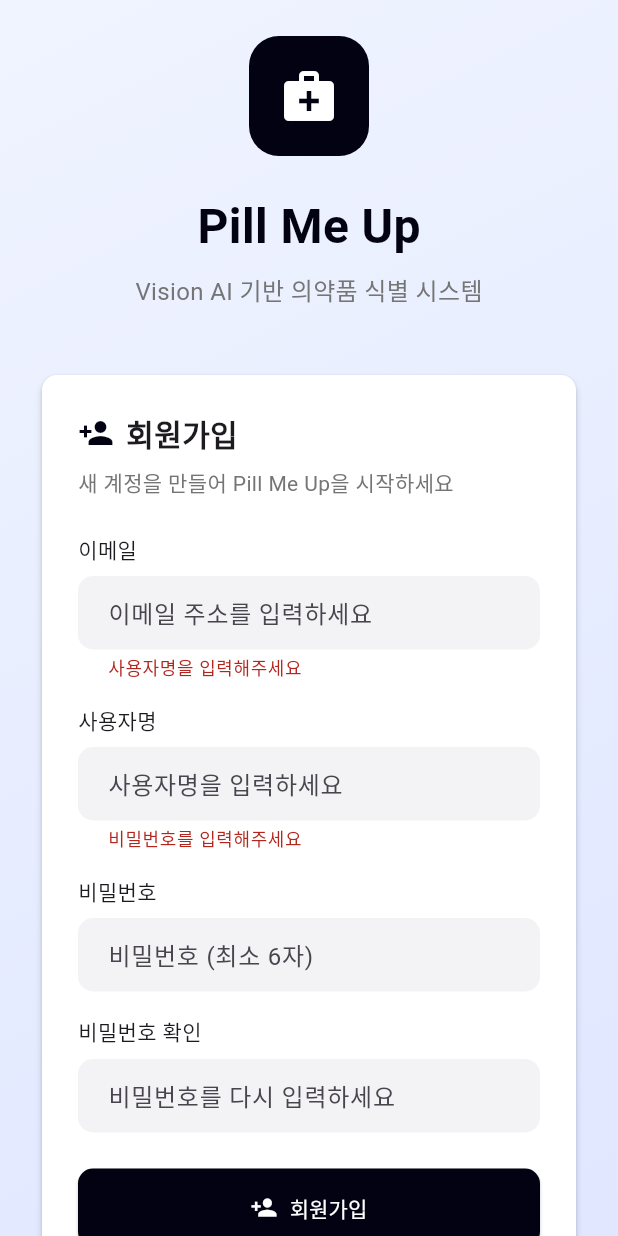
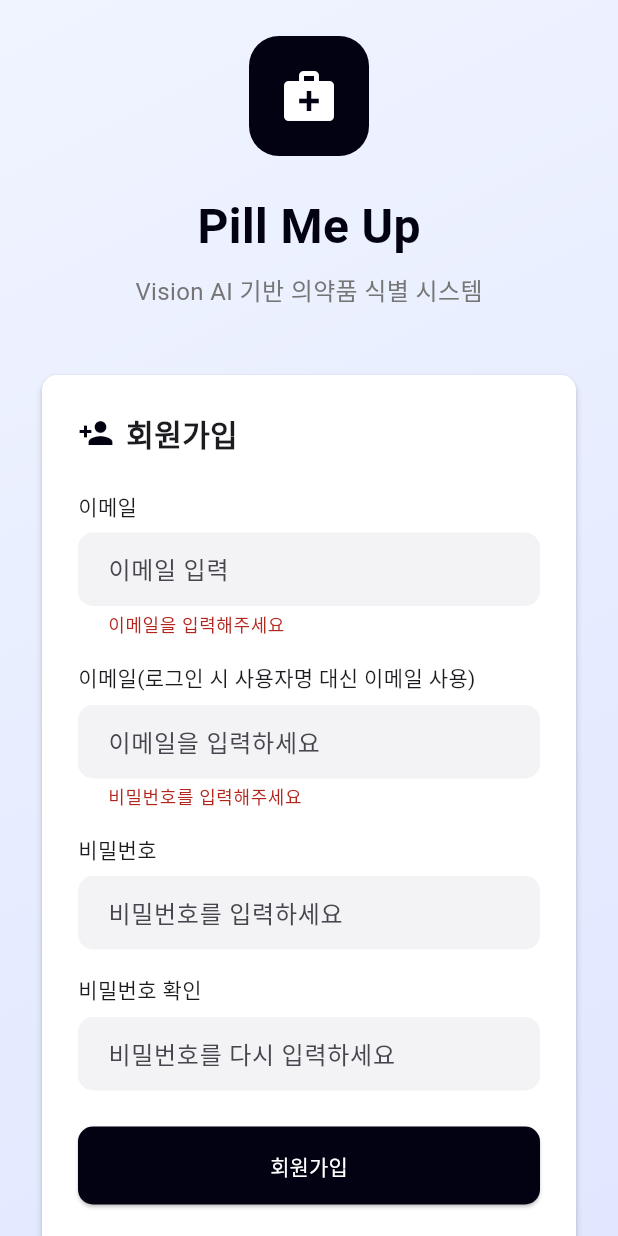
Before and after one commit to Capstone-Design-2-Pill-Me-Up/pillmeup-fe, a Flutter app: the screen it shows after launch, after a tap on "로그인", after a tap on "계정이 없으신가요? 회원가입", on a phone screen of 412 x 824 dp. Run offline on Flutter 3.47's test engine with Material 3 defaults, Android fonts, the phone set to English and light mode, and no system bars; our stand-ins replace dio, flutter_secure_storage, image_picker.

Commit message:
로그인/회원가입 연동

```diff
--- a/capstone/lib/login_page.dart
+++ b/capstone/lib/login_page.dart
@@ -1,4 +1,6 @@
 import 'package:flutter/material.dart';
+import 'package:dio/dio.dart';
+import 'package:flutter_secure_storage/flutter_secure_storage.dart';
 
 enum AuthMode { login, signup }
 
@@ -20,40 +22,119 @@ class _LoginPageState extends State<LoginPage> {
   final TextEditingController _confirmPasswordController = TextEditingController();
   final TextEditingController _emailController = TextEditingController();
 
-  void handleSubmit() {
+  final Dio _dio = Dio(BaseOptions(
+    baseUrl: 'https://wonsandbox.cloud/api',
+    connectTimeout: const Duration(seconds: 10),
+    receiveTimeout: const Duration(seconds: 10),
+    headers: {'Content-Type': 'application/json'},
+  ));
+
+  final _storage = const FlutterSecureStorage();
+
+  Future<void> handleSubmit() async {
     if (!_formKey.currentState!.validate()) return;
 
-    if (authMode == AuthMode.signup) {
-      // 회원가입 유효성 검사
-      if (_passwordController.text != _confirmPasswordController.text) {
-        ScaffoldMessenger.of(context).showSnackBar(
-          SnackBar(content: Text('비밀번호가 일치하지 않습니다.')),
-        );
+    print('🟢 handleSubmit() 호출됨');
+    bool valid = _formKey.currentState!.validate();
+    print('✅ 폼 검증 결과: $valid');
+    if (!valid) {
+      print('❌ 폼 유효성 실패, 요청 중단');
+      return;
+    }
+
+    print('🛰️ 로그인 시도 시작');
+
+    try {
+      // 회원가입 모드일 경우
+      if (authMode == AuthMode.signup) {
+        print('🧩 회원가입 요청 보냄...');
+        final res = await _dio.post('/auth/sign-up', data: {
+          'email': _emailController.text.trim(),
+          'password': _passwordController.text.trim(),
+          'name': _usernameController.text.trim(),
+        });
+
+        print('📩 회원가입 응답: ${res.statusCode} → ${res.data}');
+
+        if (res.statusCode == 200 && res.data['result'] == 'SUCCESS') {
+          ScaffoldMessenger.of(context).showSnackBar(
+            const SnackBar(content: Text('회원가입 성공 ✅ 이제 로그인하세요.')),
+          );
+          setState(() => authMode = AuthMode.login);
+        } else {
+          ScaffoldMessenger.of(context).showSnackBar(
+            SnackBar(
+              content: Text(
+                '회원가입 실패: ${res.data['error'] ?? '서버 응답 오류'}',
+              ),
+            ),
+          );
+        }
         return;
       }
-      if (_passwordController.text.length < 6) {
+
+      // 로그인 모드일 경우
+      print('🔐 로그인 요청 보냄...');
+      final res = await _dio.post('/auth/sign-in', data: {
+        'email': _usernameController.text.trim(),
+        'password': _passwordController.text.trim(),
+      });
+
+      print('📩 로그인 응답 코드: ${res.statusCode}');
+      print('📩 로그인 응답 데이터: ${res.data}');
+
+      // ✅ 로그인 성공일 때만 다음 화면 이동
+      if (res.statusCode == 200 && res.data['result'] == 'SUCCESS') {
+        final token = res.data['data']?['accessToken'];
+
+        if (token != null && token.isNotEmpty) {
+          await _storage.write(key: 'accessToken', value: token);
+          ScaffoldMessenger.of(context).showSnackBar(
+            const SnackBar(content: Text('로그인 성공 ✅')),
+          );
+          print('✅ 로그인 성공, 토큰 저장 완료');
+          widget.onLogin(_usernameController.text); // ✅ 성공 시에만 호출
+        } else {
+          print('❌ 로그인 실패 - accessToken 없음');
+          ScaffoldMessenger.of(context).showSnackBar(
+            const SnackBar(content: Text('로그인 실패: 토큰이 없습니다.')),
+          );
+        }
+      } else {
+        print('❌ 로그인 실패 응답: ${res.data}');
+        final err = res.data['error'] ?? '잘못된 자격 정보입니다.';
         ScaffoldMessenger.of(context).showSnackBar(
-          SnackBar(content: Text('비밀번호는 최소 6자리 이상이어야 합니다.')),
+          SnackBar(content: Text('로그인 실패: $err')),
         );
-        return;
       }
-      if (!_emailController.text.contains('@')) {
+    } on DioException catch (e) {
+      // Dio 전용 예외 (서버 응답 or 연결 실패)
+      if (e.response != null) {
+        print('🚨 Dio 예외 발생: ${e.response?.statusCode}');
+        print('🚨 Dio 응답 데이터: ${e.response?.data}');
         ScaffoldMessenger.of(context).showSnackBar(
-          SnackBar(content: Text('유효한 이메일 주소를 입력해주세요.')),
+          SnackBar(content: Text('서버 오류: ${e.response?.statusCode}')),
         );
-        return;
+      } else {
+        print('🚨 네트워크 예외: ${e.message}');
+        ScaffoldMessenger.of(context).showSnackBar(
+          SnackBar(content: Text('서버 연결 실패: ${e.message}')),
+        );
       }
-    }
-
-    if (_usernameController.text.trim().isNotEmpty) {
-      widget.onLogin(_usernameController.text);
+    } catch (e, s) {
+      // 기타 예외
+      print('🚨 알 수 없는 예외 발생: $e');
+      print('Stack: $s');
+      ScaffoldMessenger.of(context).showSnackBar(
+        SnackBar(content: Text('예외 발생: $e')),
+      );
     }
   }
+
 
   void toggleAuthMode() {
     setState(() {
       authMode = authMode == AuthMode.login ? AuthMode.signup : AuthMode.login;
-      // 폼 초기화
       _usernameController.clear();
       _passwordController.clear();
       _confirmPasswordController.clear();
@@ -65,7 +146,7 @@ class _LoginPageState extends State<LoginPage> {
   Widget build(BuildContext context) {
     return Scaffold(
       body: Container(
-        decoration: BoxDecoration(
+        decoration: const BoxDecoration(
           gradient: LinearGradient(
             begin: Alignment.topLeft,
             end: Alignment.bottomRight,
@@ -78,11 +159,11 @@ class _LoginPageState extends State<LoginPage> {
         child: SafeArea(
           child: Center(
             child: SingleChildScrollView(
-              padding: EdgeInsets.all(24),
+              padding: const EdgeInsets.all(24),
               child: Column(
                 mainAxisAlignment: MainAxisAlignment.center,
                 children: [
-                  // 앱 로고 및 제목
+                  // 로고
                   Container(
                     width: 80,
                     height: 80,
@@ -90,214 +171,109 @@ class _LoginPageState extends State<LoginPage> {
                       color: Theme.of(context).primaryColor,
                       borderRadius: BorderRadius.circular(20),
                     ),
-                    child: Icon(
-                      Icons.medical_services,
-                      color: Colors.white,
-                      size: 40,
-                    ),
+                    child: const Icon(Icons.medical_services, color: Colors.white, size: 40),
                   ),
-                  SizedBox(height: 24),
-                  Text(
-                    'Pill Me Up',
-                    style: TextStyle(
-                      fontSize: 32,
-                      fontWeight: FontWeight.bold,
-                      color: Theme.of(context).primaryColor,
-                    ),
-                  ),
-                  SizedBox(height: 8),
-                  Text(
-                    'Vision AI 기반 의약품 식별 시스템',
-                    style: TextStyle(
-                      fontSize: 16,
-                      color: Colors.grey[600],
-                    ),
-                  ),
-                  SizedBox(height: 40),
+                  const SizedBox(height: 24),
+                  Text('Pill Me Up',
+                      style: TextStyle(
+                        fontSize: 32,
+                        fontWeight: FontWeight.bold,
+                        color: Theme.of(context).primaryColor,
+                      )),
+                  const SizedBox(height: 8),
+                  Text('Vision AI 기반 의약품 식별 시스템',
+                      style: TextStyle(fontSize: 16, color: Colors.grey[600])),
+                  const SizedBox(height: 40),
 
-                  // 로그인/회원가입 카드
+                  // 로그인 / 회원가입 폼
                   Card(
                     child: Padding(
-                      padding: EdgeInsets.all(24),
+                      padding: const EdgeInsets.all(24),
                       child: Form(
                         key: _formKey,
                         child: Column(
                           crossAxisAlignment: CrossAxisAlignment.start,
                           children: [
-                            // 제목
                             Row(
                               children: [
                                 Icon(
-                                  authMode == AuthMode.login
-                                    ? Icons.login
-                                    : Icons.person_add,
+                                  authMode == AuthMode.login ? Icons.login : Icons.person_add,
                                   color: Theme.of(context).primaryColor,
                                 ),
-                                SizedBox(width: 8),
+                                const SizedBox(width: 8),
                                 Text(
                                   authMode == AuthMode.login ? '로그인' : '회원가입',
-                                  style: TextStyle(
-                                    fontSize: 20,
-                                    fontWeight: FontWeight.bold,
-                                  ),
+                                  style: const TextStyle(
+                                      fontSize: 20, fontWeight: FontWeight.bold),
                                 ),
                               ],
                             ),
-                            SizedBox(height: 8),
-                            Text(
-                              authMode == AuthMode.login
-                                  ? '안전한 의약품 복용을 위해 로그인해주세요'
-                                  : '새 계정을 만들어 Pill Me Up을 시작하세요',
-                              style: TextStyle(
-                                color: Colors.grey[600],
-                                fontSize: 14,
-                              ),
-                            ),
-                            SizedBox(height: 24),
+                            const SizedBox(height: 24),
 
-                            // 이메일 필드 (회원가입 시에만)
                             if (authMode == AuthMode.signup) ...[
-                              Text('이메일', style: TextStyle(fontWeight: FontWeight.w500)),
-                              SizedBox(height: 8),
+                              const Text('이메일'),
+                              const SizedBox(height: 8),
                               TextFormField(
                                 controller: _emailController,
-                                decoration: InputDecoration(
-                                  hintText: '이메일 주소를 입력하세요',
-                                ),
-                                keyboardType: TextInputType.emailAddress,
-                                validator: (value) {
-                                  if (value == null || value.isEmpty) {
-                                    return '이메일을 입력해주세요';
-                                  }
-                                  return null;
-                                },
+                                decoration: const InputDecoration(hintText: '이메일 입력'),
+                                validator: (value) =>
+                                (value == null || value.isEmpty) ? '이메일을 입력하세요' : null,
                               ),
-                              SizedBox(height: 16),
+                              const SizedBox(height: 16),
                             ],
 
-                            // 사용자명 필드
-                            Text('사용자명', style: TextStyle(fontWeight: FontWeight.w500)),
-                            SizedBox(height: 8),
+                            Text('이메일(로그인 시 사용자명 대신 이메일 사용)'),
+                            const SizedBox(height: 8),
                             TextFormField(
                               controller: _usernameController,
-                              decoration: InputDecoration(
-                                hintText: '사용자명을 입력하세요',
-                              ),
-                              validator: (value) {
-                                if (value == null || value.isEmpty) {
-                                  return '사용자명을 입력해주세요';
-                                }
-                                return null;
-                              },
+                              decoration: const InputDecoration(hintText: '이메일을 입력하세요'),
+                              validator: (v) =>
+                              (v == null || v.isEmpty) ? '이메일을 입력해주세요' : null,
                             ),
-                            SizedBox(height: 16),
+                            const SizedBox(height: 16),
 
-                            // 비밀번호 필드
-                            Text('비밀번호', style: TextStyle(fontWeight: FontWeight.w500)),
-                            SizedBox(height: 8),
+                            const Text('비밀번호'),
+                            const SizedBox(height: 8),
                             TextFormField(
                               controller: _passwordController,
-                              decoration: InputDecoration(
-                                hintText: authMode == AuthMode.signup
-                                  ? '비밀번호 (최소 6자)'
-                                  : '비밀번호를 입력하세요',
-                              ),
+                              decoration: const InputDecoration(hintText: '비밀번호를 입력하세요'),
                               obscureText: true,
-                              validator: (value) {
-                                if (value == null || value.isEmpty) {
-                                  return '비밀번호를 입력해주세요';
-                                }
-                                return null;
-                              },
+                              validator: (v) =>
+                              (v == null || v.isEmpty) ? '비밀번호를 입력해주세요' : null,
                             ),
-                            SizedBox(height: 16),
+                            const SizedBox(height: 16),
 
-                            // 비밀번호 확인 필드 (회원가입 시에만)
                             if (authMode == AuthMode.signup) ...[
-                              Text('비밀번호 확인', style: TextStyle(fontWeight: FontWeight.w500)),
-                              SizedBox(height: 8),
+                              const Text('비밀번호 확인'),
+                              const SizedBox(height: 8),
                               TextFormField(
                                 controller: _confirmPasswordController,
-                                decoration: InputDecoration(
-                                  hintText: '비밀번호를 다시 입력하세요',
-                                ),
+                                decoration:
+                                const InputDecoration(hintText: '비밀번호를 다시 입력하세요'),
                                 obscureText: true,
-                                validator: (value) {
-                                  if (value == null || value.isEmpty) {
-                                    return '비밀번호 확인을 입력해주세요';
-                                  }
-                                  return null;
-                                },
+                                validator: (v) =>
+                                (v == null || v.isEmpty) ? '비밀번호 확인을 입력해주세요' : null,
                               ),
-                              SizedBox(height: 24),
+                              const SizedBox(height: 24),
                             ] else
-                              SizedBox(height: 24),
+                              const SizedBox(height: 24),
 
-                            // 로그인/회원가입 버튼
                             SizedBox(
                               width: double.infinity,
                               child: ElevatedButton(
                                 onPressed: handleSubmit,
-                                child: Row(
-                                  mainAxisAlignment: MainAxisAlignment.center,
-                                  children: [
-                                    Icon(
-                                      authMode == AuthMode.login
-                                        ? Icons.login
-                                        : Icons.person_add,
-                                      size: 18,
-                                    ),
-                                    SizedBox(width: 8),
-                                    Text(authMode == AuthMode.login ? '로그인' : '회원가입'),
-                                  ],
-                                ),
+                                child: Text(authMode == AuthMode.login ? '로그인' : '회원가입'),
                               ),
                             ),
+                            const SizedBox(height: 16),
 
-                            SizedBox(height: 24),
-
-                            // 구분선
-                            Row(
-                              children: [
-                                Expanded(child: Divider()),
-                                Padding(
-                                  padding: EdgeInsets.symmetric(horizontal: 16),
-                                  child: Text(
-                                    '또는',
-                                    style: TextStyle(
-                                      color: Colors.grey[600],
-                                      fontSize: 12,
-                                    ),
-                                  ),
-                                ),
-                                Expanded(child: Divider()),
-                              ],
-                            ),
-
-                            SizedBox(height: 16),
-
-                            // 모드 전환 버튼
                             SizedBox(
                               width: double.infinity,
                               child: TextButton(
                                 onPressed: toggleAuthMode,
-                                child: Row(
-                                  mainAxisAlignment: MainAxisAlignment.center,
-                                  children: [
-                                    Icon(
-                                      authMode == AuthMode.login
-                                        ? Icons.person_add
-                                        : Icons.login,
-                                      size: 18,
-                                    ),
-                                    SizedBox(width: 8),
-                                    Text(
-                                      authMode == AuthMode.login
-                                          ? '계정이 없으신가요? 회원가입'
-                                          : '이미 계정이 있으신가요? 로그인',
-                                    ),
-                                  ],
-                                ),
+                                child: Text(authMode == AuthMode.login
+                                    ? '계정이 없으신가요? 회원가입'
+                                    : '이미 계정이 있으신가요? 로그인'),
                               ),
                             ),
                           ],
@@ -305,26 +281,6 @@ class _LoginPageState extends State<LoginPage> {
                       ),
                     ),
                   ),
-
-                  // 개인정보 처리방침 안내 (회원가입 시에만)
-                  if (authMode == AuthMode.signup)
-                    Container(
-                      margin: EdgeInsets.only(top: 24),
-                      padding: EdgeInsets.all(16),
-                      decoration: BoxDecoration(
-                        color: Color(0xFFF0F4FF),
-                        borderRadius: BorderRadius.circular(10),
-                        border: Border.all(color: Color(0xFFBFDBFE)),
-                      ),
-                      child: Text(
-                        '회원가입 시 개인정보 처리방침 및 서비스 약관에 동의하게 됩니다.',
-                        style: TextStyle(
-                          fontSize: 12,
-                          color: Color(0xFF1E40AF),
-                        ),
-                        textAlign: TextAlign.center,
-                      ),
-                    ),
                 ],
               ),
             ),
--- /dev/null
+++ b/capstone/lib/services/api_service.dart
@@ -0,0 +1,60 @@
+import 'package:dio/dio.dart';
+import 'package:flutter_secure_storage/flutter_secure_storage.dart';
+
+class ApiService {
+  static final Dio _dio = Dio(
+    BaseOptions(
+      baseUrl: 'https://wonsandbox.cloud/api',
+      connectTimeout: const Duration(seconds: 10),
+      receiveTimeout: const Duration(seconds: 10),
+      headers: {'Content-Type': 'application/json'},
+    ),
+  );
+
+  static const _storage = FlutterSecureStorage();
+
+  /// 회원가입
+  static Future<Response> signUp({
+    required String email,
+    required String password,
+    required String name,
+  }) async {
+    final res = await _dio.post('/auth/sign-up', data: {
+      'email': email,
+      'password': password,
+      'name': name,
+    });
+    return res;
+  }
+
+  /// 로그인
+  static Future<Response> signIn({
+    required String email,
+    required String password,
+  }) async {
+    final res = await _dio.post('/auth/sign-in', data: {
+      'email': email,
+      'password': password,
+    });
+
+    // 토큰 저장
+    final token = res.data['data']?['accessToken'];
+    if (token != null) {
+      await _storage.write(key: 'accessToken', value: token);
+      _dio.options.headers['Authorization'] = 'Bearer $token';
+    }
+
+    return res;
+  }
+
+  /// 로그인 후 인증 테스트용
+  static Future<Response> getProfile() async {
+    final token = await _storage.read(key: 'accessToken');
+    if (token != null) {
+      _dio.options.headers['Authorization'] = 'Bearer $token';
+    }
+
+    final res = await _dio.get('/member/me');
+    return res;
+  }
+}
--- a/capstone/pubspec.yaml
+++ b/capstone/pubspec.yaml
@@ -13,6 +13,8 @@ dependencies:
     sdk: flutter
   image_picker: ^1.0.4
   cupertino_icons: ^1.0.8
+  dio: ^5.4.0
+  flutter_secure_storage: ^9.0.0  # JWT 토큰 저장용
 
 dev_dependencies:
   flutter_test:
```
Also changed, not shown: capstone/pubspec.lock, 6 other files.
